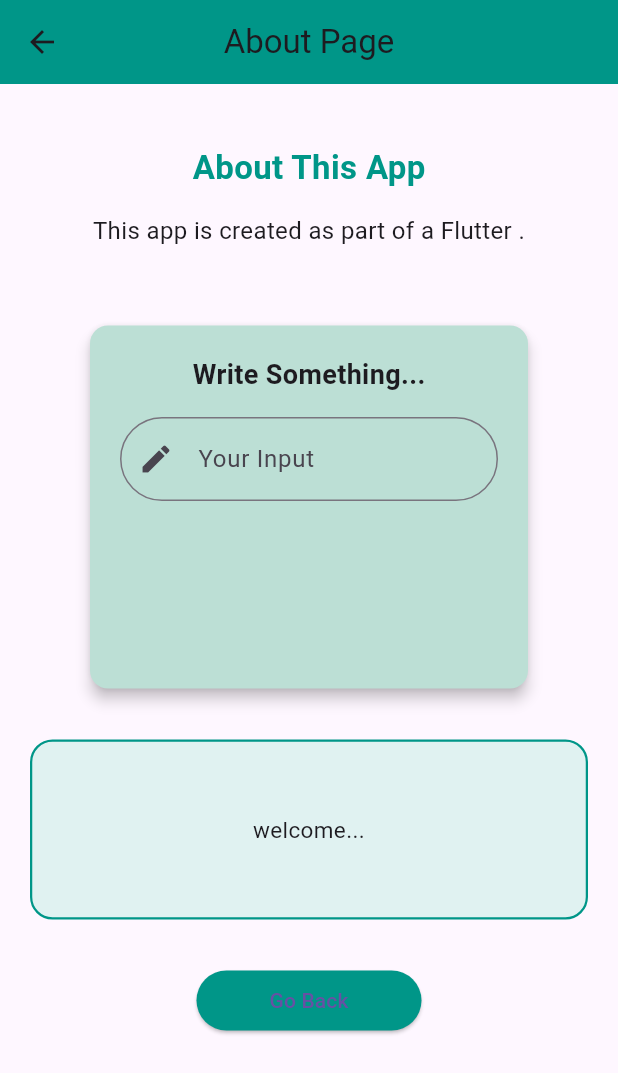
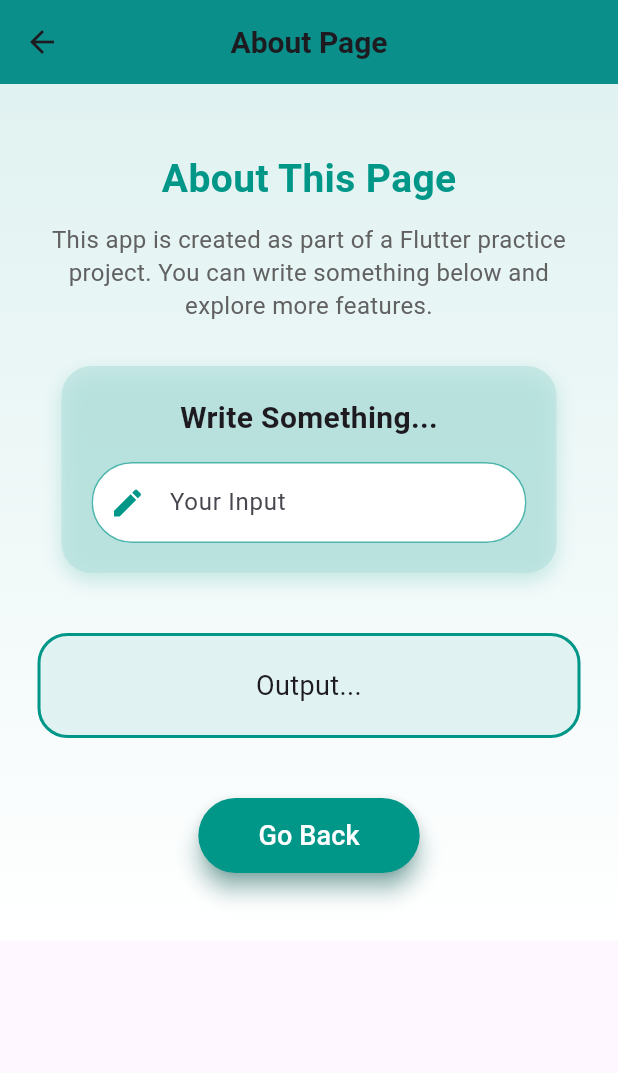
Before and after one commit to Joysree-art/flutter_project2.0, a Flutter app: the AboutPage screen opened directly, on a phone screen of 412 x 824 dp. Shown: the top 1073 px of the screen. Run offline on Flutter 3.47's test engine with Material 3 defaults, Android fonts, the phone set to English and light mode, and no system bars.

```diff
--- a/lib/about_page.dart
+++ b/lib/about_page.dart
@@ -13,107 +13,156 @@ class _AboutPageState extends State<AboutPage> {
   @override
   Widget build(BuildContext context) {
     return Scaffold(
+
       appBar: AppBar(
-        title: const Text("About Page"),
+        title: const Text(
+          "About Page",
+          style: TextStyle(fontWeight: FontWeight.bold, fontSize: 20),
+        ),
         backgroundColor: Colors.teal,
         centerTitle: true,
+        elevation: 5,
       ),
 
-      body: SingleChildScrollView(
+      body: Container(
+        width: double.infinity,
+        decoration: BoxDecoration(
+          gradient: LinearGradient(
+            colors: [
+              Colors.teal.shade50,
+              Colors.white,
+            ],
+            begin: Alignment.topCenter,
+            end: Alignment.bottomCenter,
+          ),
+        ),
+
+        child: SingleChildScrollView(
           child: Padding(
-          padding: const EdgeInsets.all(20.0),
+            padding: const EdgeInsets.all(25.0),
+
             child: Column(
               crossAxisAlignment: CrossAxisAlignment.center,
               children: [
+
                 const SizedBox(height: 20),
 
-              // Heading Text
                 const Text(
-                "About This App",
+                  "About This Page",
                   style: TextStyle(
-                  fontSize: 22,
+                    fontSize: 26,
                     fontWeight: FontWeight.bold,
                     color: Colors.teal,
                   ),
                 ),
 
-              const SizedBox(height: 15),
+                const SizedBox(height: 10),
 
-              const Text(
-                "This app is created as part of a Flutter .\n",
+                Text(
+                  "This app is created as part of a Flutter practice project. "
+                  "You can write something below and explore more features.",
                   textAlign: TextAlign.center,
-                style: TextStyle(fontSize: 16),
+                  style: TextStyle(
+                    fontSize: 16,
+                    color: Colors.grey.shade700,
+                    height: 1.4,
+                  ),
                 ),
 
-              const SizedBox(height: 25),
+                const SizedBox(height: 30),
 
-              // New Feature: Form Card (Mam taught)
-              SizedBox(
-                height: 250,
-                width: 300,
-                child: Card(
-                  elevation: 4,
-                  color: const Color.fromARGB(255, 188, 223, 213),
-                  child: Padding(
-                    padding: const EdgeInsets.all(20.0),
+                Container(
+                  width: 330,
+                  padding: const EdgeInsets.all(20),
+                  decoration: BoxDecoration(
+                    color: Colors.teal.shade100.withOpacity(0.6),
+                    borderRadius: BorderRadius.circular(20),
+                    boxShadow: [
+                      BoxShadow(
+                        color: Colors.teal.shade200.withOpacity(0.4),
+                        offset: const Offset(0, 5),
+                        blurRadius: 10,
+                      ),
+                    ],
+                  ),
+
                   child: Column(
                     children: [
                       const Text(
                         "Write Something...",
                         style: TextStyle(
-                            fontSize: 18,
+                          fontSize: 20,
                           fontWeight: FontWeight.bold,
                         ),
                       ),
+
                       const SizedBox(height: 15),
 
-                        TextFormField(
+                      TextField(
                         controller: textController,
-                          decoration: const InputDecoration(
-                            hintText: "Write something...",
-                            labelText: "Your Input",
-                            prefixIcon: Icon(Icons.edit),
+                        decoration: InputDecoration(
+                          hintText: "Your Input",
+                          prefixIcon: const Icon(Icons.edit, color: Colors.teal),
+                          filled: true,
+                          fillColor: Colors.white,
+                          contentPadding: const EdgeInsets.symmetric(
+                            horizontal: 20,
+                            vertical: 15,
+                          ),
                           border: OutlineInputBorder(
-                              borderRadius: BorderRadius.all(Radius.circular(50)),
+                            borderRadius: BorderRadius.circular(40),
+                          ),
+                          enabledBorder: OutlineInputBorder(
+                            borderRadius: BorderRadius.circular(40),
+                            borderSide:
+                                BorderSide(color: Colors.teal.shade300),
                           ),
                         ),
                       ),
                     ],
                   ),
                 ),
+
+                const SizedBox(height: 40),
+
+                Container(
+                  width: double.infinity,
+                  padding: const EdgeInsets.all(20),
+                  decoration: BoxDecoration(
+                    color: Colors.teal.shade50,
+                    borderRadius: BorderRadius.circular(20),
+                    border: Border.all(color: Colors.teal, width: 2),
+                  ),
+                  child: const Text(
+                    "Output...",
+                    textAlign: TextAlign.center,
+                    style: TextStyle(fontSize: 18),
                   ),
                 ),
 
-              const SizedBox(height: 30),
-
-              // Previous Decorated Container — kept it with upgraded text
-              Container(
-                height: 120,
-                width: double.infinity,
-                decoration: BoxDecoration(
-                  color: Colors.teal.shade50,
-                  borderRadius: BorderRadius.circular(15),
-                  border: Border.all(color: Colors.teal, width: 1.5),
-                ),
-                alignment: Alignment.center,
-                child: const Text(
-                  "welcome...",
-                  textAlign: TextAlign.center,
-                  style: TextStyle(fontSize: 15),
-                ),
-              ),
-
-              const SizedBox(height: 30),
+                const SizedBox(height: 40),
 
                 ElevatedButton(
                   onPressed: () => Navigator.pop(context),
                   style: ElevatedButton.styleFrom(
                     backgroundColor: Colors.teal,
-                  fixedSize: const Size(150, 40),
+                    padding: const EdgeInsets.symmetric(
+                        vertical: 12, horizontal: 40),
+                    shape: RoundedRectangleBorder(
+                      borderRadius: BorderRadius.circular(30),
                     ),
-                child: const Text("Go Back"),
+                    shadowColor: Colors.teal,
+                    elevation: 6,
                   ),
+                  child: const Text(
+                    "Go Back",
+                    style: TextStyle(fontSize: 18, color: Colors.white),
+                  ),
+                ),
+
+                const SizedBox(height: 20),
               ],
+            ),
           ),
         ),
       ),
```
Also changed, not shown: lib/converter_page.dart (added, +123 -0 lines), lib/home_screen.dart (+32 -14 lines). Lines whose indentation alone changed are shown as unchanged.
